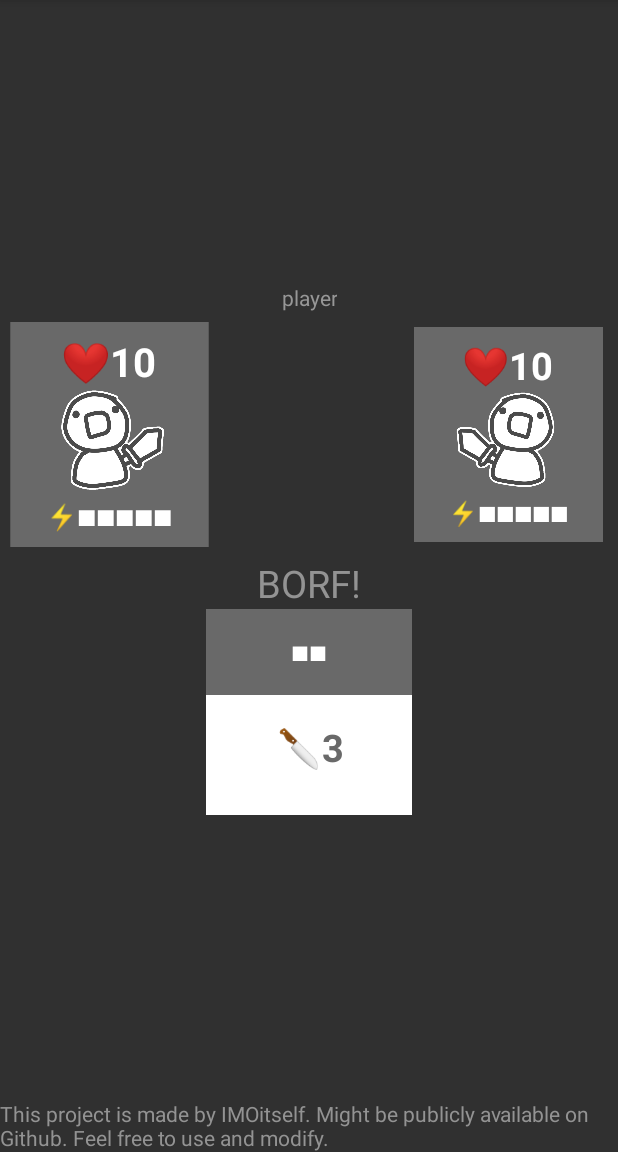
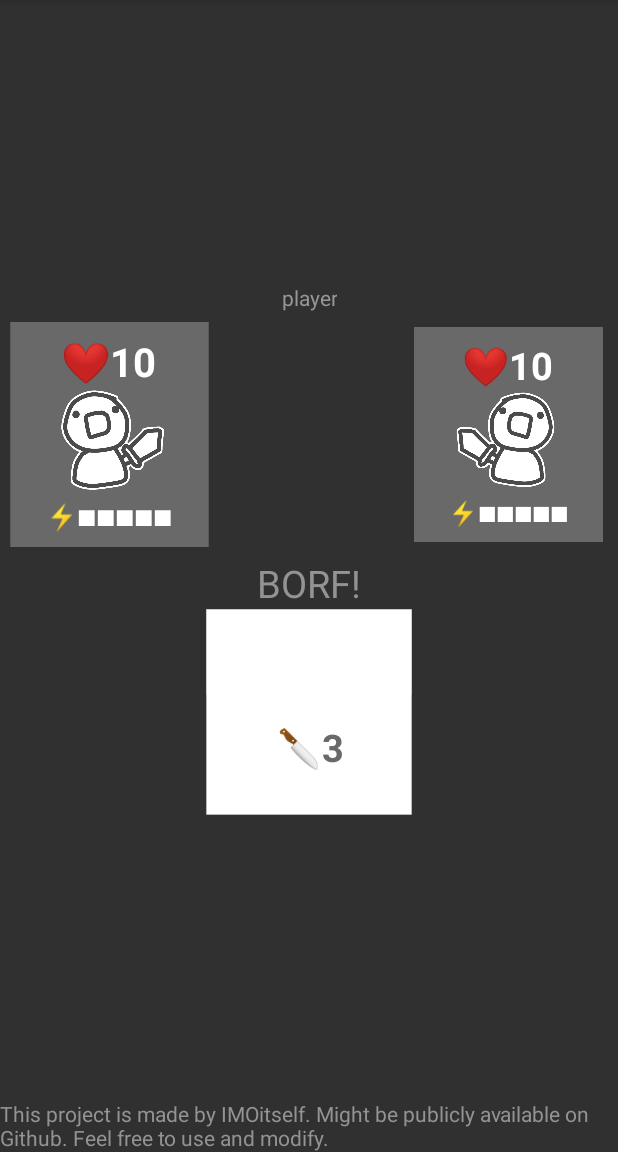
Before and after one commit to IMOitself/card-game-android-java, an Android app: the screen it shows after launch (MainActivity), on a phone screen of 412 x 824 dp, the part 84-1236 px from its top. Run offline under Robolectric (Android 15) with nearby library versions, the phone set to English and light mode, and no system bars; 6 statements that could not run were skipped.

Commit message:
Update on MainActivity.java
display card type using imageview using new uploaded images and some other stuffs.

```diff
--- a/app/src/main/java/imo/card/gametest/MainActivity.java
+++ b/app/src/main/java/imo/card/gametest/MainActivity.java
@@ -9,6 +9,7 @@
 import android.view.View;
 import android.view.MotionEvent;
 import android.util.DisplayMetrics;
+import android.graphics.Color;
 
 import java.util.Arrays;
 import java.util.ArrayList;
@@ -36,9 +37,10 @@
 	public View cardParentLayout;
 	public LinearLayout cardBackLayout;
 	public LinearLayout cardLayout;
+	public ImageView cardTypeImg;
+	public TextView cardCostTxt;
 	public TextView cardNameTxt;
 	public TextView cardInfoTxt;
-	public TextView cardCostTxt;
 	public LinearLayout buttonsLayout;
 	public Button skipBtn;
 	public Button useBtn;
@@ -84,9 +86,10 @@
 		cardParentLayout = findViewById(R.id.cardParentLayout);
 		cardBackLayout = findViewById(R.id.card_back_layout);
 		cardLayout = findViewById(R.id.card_layout);
+		cardTypeImg = findViewById(R.id.card_type_img);
+		cardCostTxt = findViewById(R.id.card_cost_txt);
 		cardNameTxt = findViewById(R.id.card_name_txt);
 		cardInfoTxt = findViewById(R.id.card_info_txt);
-		cardCostTxt = findViewById(R.id.card_cost_txt);
 		buttonsLayout = findViewById(R.id.buttons_layout);
 		skipBtn = findViewById(R.id.skip_btn);
 		useBtn = findViewById(R.id.use_btn);
@@ -129,6 +132,20 @@
 		//set the view size to 1/3 of the screen
 		Tools.setViewSize(cardLayout, screenWidth / 3, screenWidth / 3);
 		Tools.setViewSize(cardBackLayout, screenWidth / 3, screenWidth / 3);
+
+		//TODO: some comments
+		int bgColor;
+		int strokeColor = Color.parseColor("#FFFFFF");//no color
+		int strokeWidth = 1;
+		int cornerRadius = 0;
+		float opacity = 0.3f;
+		bgColor = Color.parseColor("#FFFFFF");//white
+		Tools.setRoundedViewWithStroke(cardLayout, bgColor, strokeColor, strokeWidth, cornerRadius, opacity);
+		bgColor = Color.parseColor("#696969");//grey
+		Tools.setRoundedViewWithStroke(cardBackLayout, bgColor, strokeColor, strokeWidth, cornerRadius, opacity);
+		bgColor = Color.parseColor("#00FFFFFF");//no color
+		Tools.setRoundedViewWithStroke(cardTypeImg, bgColor, strokeColor, strokeWidth, cornerRadius, opacity);
+		Tools.setRoundedViewWithStroke(cardCostTxt, bgColor, strokeColor, strokeWidth, cornerRadius, opacity);
 
 		cardBackLayout.setVisibility(View.GONE);//will be used later
 
@@ -186,6 +203,7 @@
 		String cardName = drawnCardMap.get("name");
 		String cardInfo = drawnCardMap.get("info");
 		String cardType = drawnCardMap.get("type");
+		detectCardType(cardType, cardTypeImg);
 		cardNameTxt.setText(cardName);
 		cardInfoTxt.setText(cardInfo);
 
@@ -193,7 +211,7 @@
 		int cardCost = Integer.parseInt(drawnCardMap.get("cost"));
 		cardCost = Math.abs(cardCost);
 		String energyString = "";
-		energyString = cardCost <= 0 ? energyString + "FREE" : energyString + "";
+		energyString = cardCost <= 0 ? energyString + "---" : energyString + "";
 		energyString = cardCost >= 1 ? energyString + "■" : energyString + "";
 		energyString = cardCost >= 2 ? energyString + "■" : energyString + "";
 		energyString = cardCost >= 3 ? energyString + "■" : energyString + "";
@@ -385,6 +403,25 @@
 
 
 
+	public void detectCardType(String cardType, ImageView img){
+		switch(cardType){
+			case "attack":
+				img.setImageResource(R.drawable.attack_type);
+				break;
+			case "rest":
+				img.setImageResource(R.drawable.rest_type);
+				break;
+			case "heal":
+				img.setImageResource(R.drawable.heal_type);
+				break;
+			case "mega_attack":
+				img.setImageResource(R.drawable.mega_attack_type);
+				break;
+		}
+	}
+
+
+
 	public void updateEnergy(final TextView energyTxt, final int energyInt, final boolean showEnergyEmoji){
 		//imagine there's 5 light bulbs
 		//1 light bulb must be on and everything to off to indicate number 1
```
